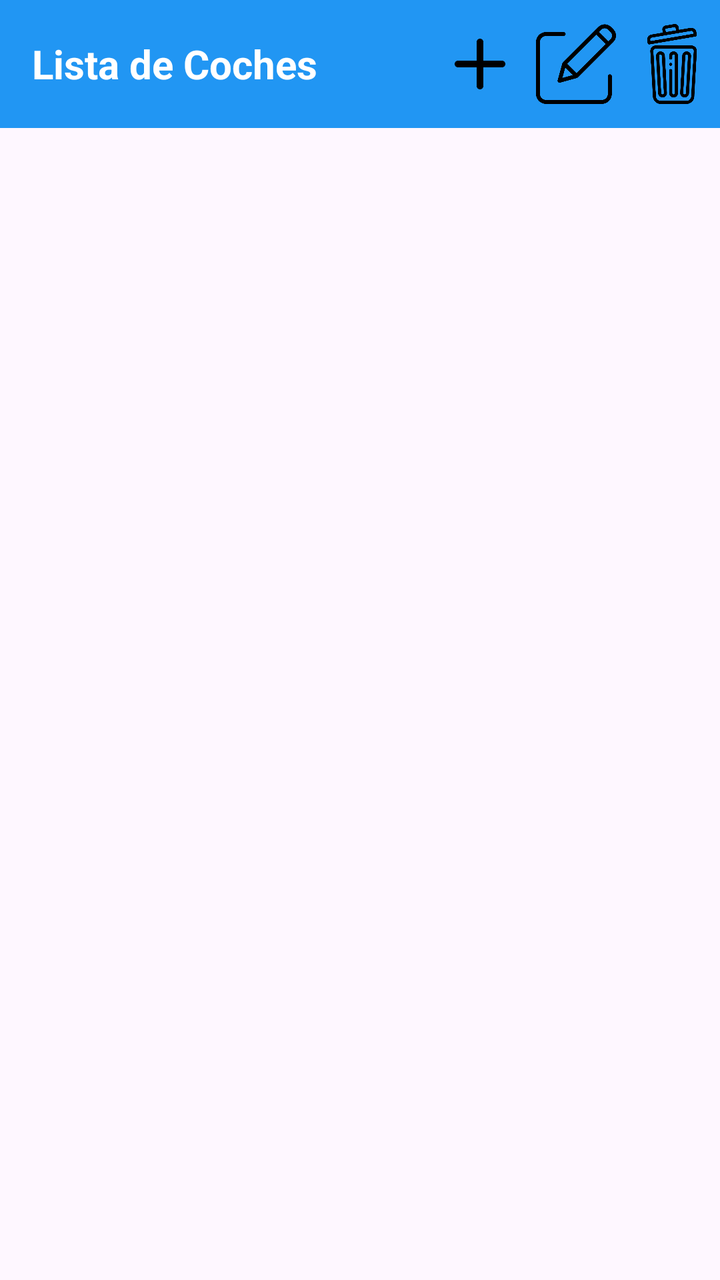
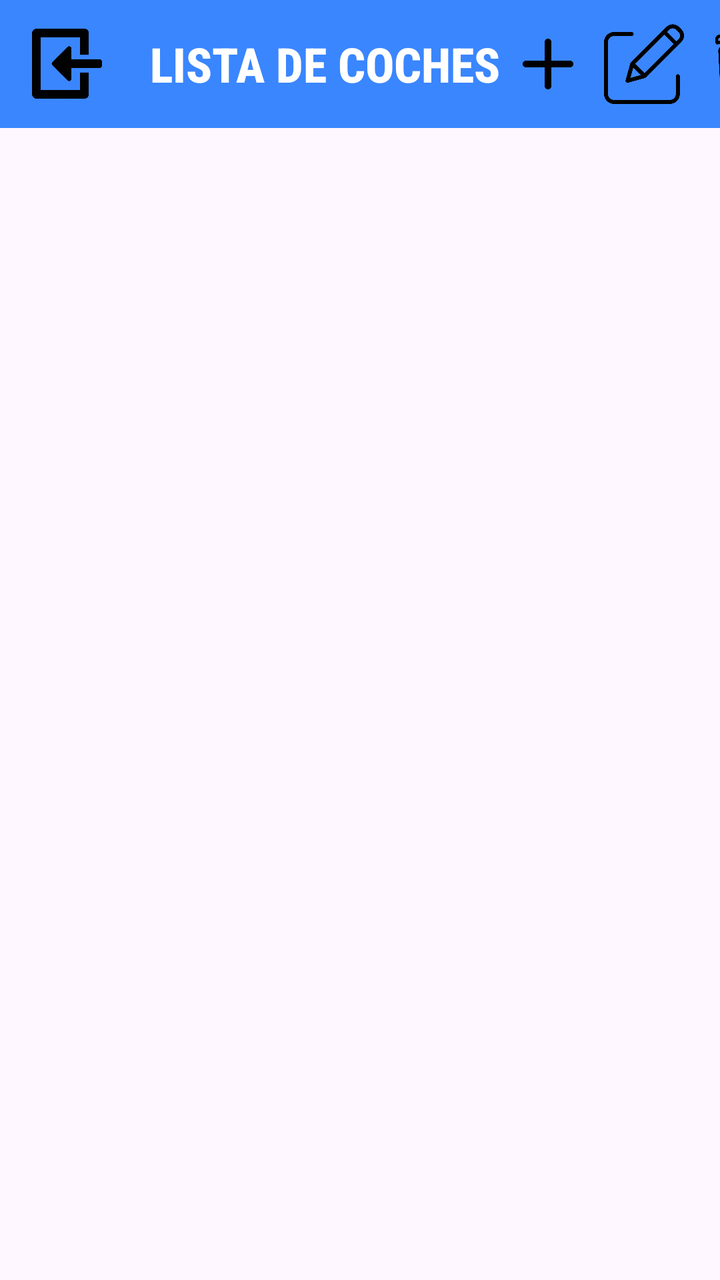

An Android layout rendered at two revisions. The XML below is the earlier revision; the diff shows what the commit changed to produce the second picture.
<!-- AndroidManifest.xml: application theme Theme.PracticaAndroid -->
<!-- res/layout/activity_lista.xml -->
<?xml version="1.0" encoding="utf-8"?>
<LinearLayout xmlns:android="http://schemas.android.com/apk/res/android"
    xmlns:app="http://schemas.android.com/apk/res-auto"
    xmlns:tools="http://schemas.android.com/tools"
    android:id="@+id/main"
    android:layout_width="match_parent"
    android:layout_height="match_parent"
    android:orientation="vertical"
    tools:context=".ListaActivity">

    <androidx.appcompat.widget.Toolbar
        android:id="@+id/toolbar"
        android:layout_width="match_parent"
        android:layout_height="wrap_content"
        android:background="#2196F3"
        android:minHeight="?attr/actionBarSize"
        android:theme="?attr/actionBarTheme">

        <TextView
            android:layout_width="wrap_content"
            android:layout_height="wrap_content"
            android:text="Lista de Coches"
            android:textColor="#FFFFFF"
            android:textSize="20sp"
            android:textStyle="bold" />

        <LinearLayout
            android:layout_width="wrap_content"
            android:layout_height="match_parent"
            android:layout_gravity="end"
            android:orientation="horizontal">

            <ImageView
                android:id="@+id/iconoMas"
                android:layout_width="40dp"
                android:layout_height="40dp"
                android:layout_margin="4dp"
                app:srcCompat="@drawable/mas" />

            <ImageView
                android:id="@+id/iconoEditar"
                android:layout_width="40dp"
                android:layout_height="40dp"
                android:layout_margin="4dp"
                app:srcCompat="@drawable/editar" />

            <ImageView
                android:id="@+id/iconoEliminar"
                android:layout_width="40dp"
                android:layout_height="40dp"
                android:layout_margin="4dp"
                app:srcCompat="@drawable/eliminar" />

        </LinearLayout>

    </androidx.appcompat.widget.Toolbar>

    <androidx.recyclerview.widget.RecyclerView
        android:id="@+id/lista"
        android:layout_width="match_parent"
        android:layout_height="match_parent" />

</LinearLayout>
<!-- resources referenced by this layout -->
<resources>
  <!-- drawable editar: png bitmap (drawable, 11070 bytes) -->
  <!-- drawable eliminar: png bitmap (drawable, 17795 bytes) -->
  <!-- drawable mas: png bitmap (drawable, 3395 bytes) -->
  <style name="Theme.PracticaAndroid" parent="Base.Theme.PracticaAndroid" />
  <style name="Base.Theme.PracticaAndroid" parent="Theme.Material3.DayNight.NoActionBar">
          
          
      </style>
</resources>

<!-- the commit's change to res/layout/activity_lista.xml (unified diff, before → after) -->
@@ -8,21 +8,49 @@
     android:orientation="vertical"
     tools:context=".ListaActivity">
 
+
+
     <androidx.appcompat.widget.Toolbar
         android:id="@+id/toolbar"
         android:layout_width="match_parent"
         android:layout_height="wrap_content"
-        android:background="#2196F3"
+        android:background="#3A86FF"
         android:minHeight="?attr/actionBarSize"
-        android:theme="?attr/actionBarTheme">
+        android:theme="?attr/actionBarTheme"
+        app:layout_constraintTop_toTopOf="parent"
+        app:layout_constraintStart_toStartOf="parent"
+        app:layout_constraintEnd_toEndOf="parent">
+
+        <ImageView
+            android:id="@+id/atras"
+            android:layout_width="35dp"
+            android:layout_height="35dp"
+            app:layout_constraintBottom_toBottomOf="parent"
+            app:layout_constraintEnd_toEndOf="parent"
+            app:layout_constraintHorizontal_bias="0.042"
+            app:layout_constraintStart_toStartOf="parent"
+            app:layout_constraintTop_toTopOf="parent"
+            app:layout_constraintVertical_bias="0.021"
+            app:srcCompat="@drawable/atras" />
 
         <TextView
+            android:id="@+id/textView6"
             android:layout_width="wrap_content"
             android:layout_height="wrap_content"
-            android:text="Lista de Coches"
-            android:textColor="#FFFFFF"
-            android:textSize="20sp"
-            android:textStyle="bold" />
+            android:fontFamily="sans-serif-condensed-medium"
+            android:gravity="center"
+            android:text="LISTA DE COCHES"
+            android:textAlignment="center"
+            android:textColor="@color/white"
+            android:textSize="24sp"
+            android:textStyle="bold"
+            android:layout_marginStart="40dp"
+            app:layout_constraintBottom_toBottomOf="parent"
+            app:layout_constraintEnd_toEndOf="parent"
+            app:layout_constraintHorizontal_bias="0.496"
+            app:layout_constraintStart_toStartOf="parent"
+            app:layout_constraintTop_toTopOf="parent"
+            app:layout_constraintVertical_bias="0.022" />
 
         <LinearLayout
             android:layout_width="wrap_content"
<!-- resource entries referenced after the edit -->
@@ -1,5 +1,7 @@
 <!-- resources referenced by this layout -->
 <resources>
+  <color name="white">#FFFFFFFF</color>
+  <!-- drawable atras: png bitmap (drawable, 29389 bytes) -->
   <!-- drawable editar: png bitmap (drawable, 11070 bytes) -->
   <!-- drawable eliminar: png bitmap (drawable, 17795 bytes) -->
   <!-- drawable mas: png bitmap (drawable, 3395 bytes) -->
